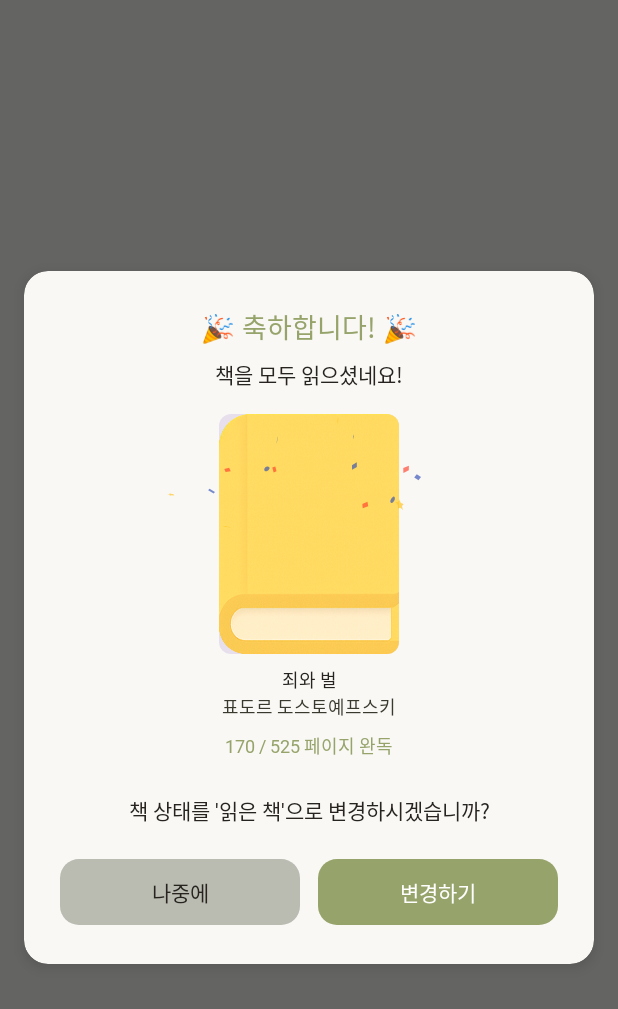
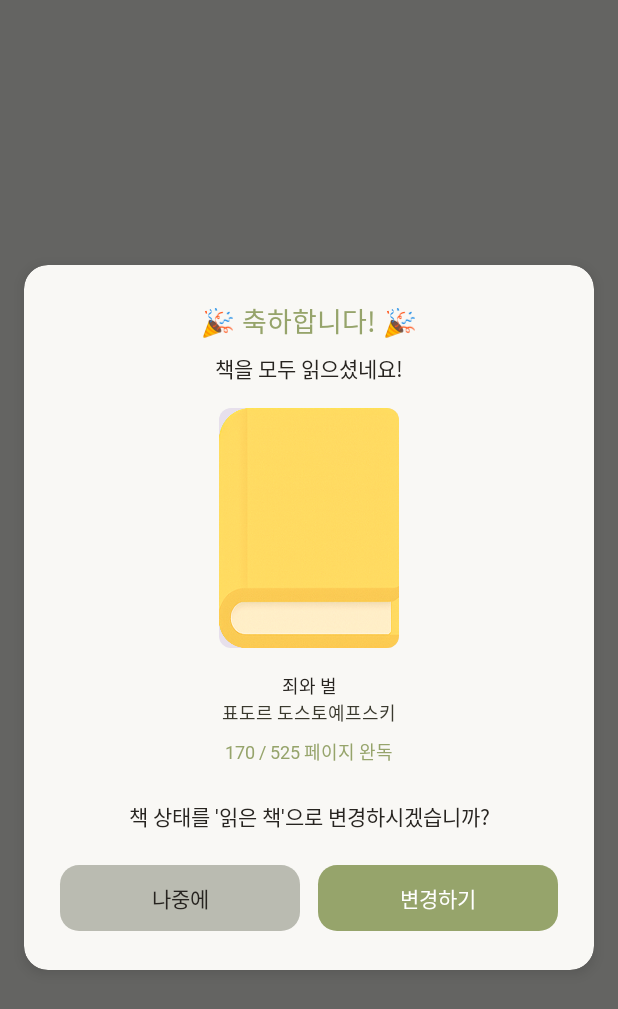
Before and after one commit to LIKELION-Android-Bootcamp-4th/FinalProject-GureumPage-HIHIHIHI, an Android app built with Jetpack Compose: the composable BookCompletionDialog called with sample values from the repository, on a phone screen of 412 x 824 dp. Shown: the top 1009 px of the screen. Run offline under Robolectric (Android 15) with nearby library versions, the phone set to English and light mode, and no system bars; pictures from the network do not load; Roboto replaces fonts that are not available here; 5 statements that could not run were skipped.

Commit message:
refactor: 완독 다이알로그 간격, 로티 재생 후 안보이도록 수정

```diff
--- a/presentation/src/main/java/com/hihihihi/gureumpage/ui/bookdetail/components/BookCompletionDialog.kt
+++ b/presentation/src/main/java/com/hihihihi/gureumpage/ui/bookdetail/components/BookCompletionDialog.kt
@@ -59,6 +59,9 @@ fun BookCompletionDialog(
         iterations = 1
     )
 
+    val isConfettiFinished = confettiProgress == 1f
+
+
     Dialog(
         onDismissRequest = onDismiss,
         properties = DialogProperties(
@@ -67,7 +70,7 @@ fun BookCompletionDialog(
         )
     ) {
         Box {
-            GureumCard (
+            GureumCard(
                 modifier = Modifier
                     .fillMaxWidth()
                     .padding(16.dp),
@@ -88,7 +91,7 @@ fun BookCompletionDialog(
 
                     Medi14Text(
                         text = "책을 모두 읽으셨네요!",
-                        color =GureumTheme.colors.gray800,
+                        color = GureumTheme.colors.gray800,
                         textAlign = TextAlign.Center
                     )
 
@@ -102,18 +105,18 @@ fun BookCompletionDialog(
                             .background(MaterialTheme.colorScheme.surfaceVariant),
                     )
 
-                    Spacer(modifier = Modifier.height(8.dp))
+                    Spacer(modifier = Modifier.height(16.dp))
 
                     Medi12Text(
                         text = userBook.title,
-                        color =GureumTheme.colors.gray800,
+                        color = GureumTheme.colors.gray800,
                         maxLine = 2,
                         textAlign = TextAlign.Center
                     )
 
                     Medi12Text(
                         text = userBook.author,
-                        color =GureumTheme.colors.gray700,
+                        color = GureumTheme.colors.gray700,
                         maxLine = 1,
                         textAlign = TextAlign.Center
                     )
@@ -122,7 +125,7 @@ fun BookCompletionDialog(
 
                     Medi12Text(
                         text = "${userBook.currentPage} / ${userBook.totalPage} 페이지 완독",
-                        color =GureumTheme.colors.primary,
+                        color = GureumTheme.colors.primary,
                         textAlign = TextAlign.Center
                     )
 
@@ -130,7 +133,7 @@ fun BookCompletionDialog(
 
                     Medi14Text(
                         text = "책 상태를 '읽은 책'으로 변경하시겠습니까?",
-                        color =GureumTheme.colors.gray800,
+                        color = GureumTheme.colors.gray800,
                         textAlign = TextAlign.Center
                     )
 
@@ -157,6 +160,7 @@ fun BookCompletionDialog(
                 }
             }
 
+            if (!isConfettiFinished) {
                 LottieAnimation(
                     composition = confettiComposition,
                     progress = { confettiProgress },
@@ -168,3 +172,4 @@ fun BookCompletionDialog(
             }
         }
     }
+}
```
Lines whose indentation alone changed are shown as unchanged.
